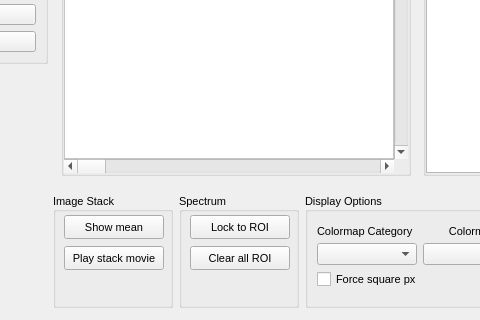
Old version of the form mantis_xray/pagestack.ui in the repository mlerotic/spectromicroscopy; both pictures show x 231 to 711 and y 560 to 880 of the 1024 by 880 pixel window.
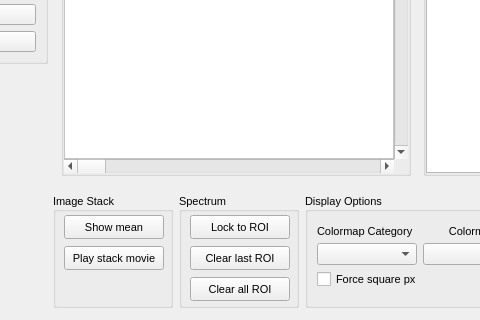
New version of the form. Custom widgets are drawn as their Qt base class.

Commit message: Clear last ROI button added and changed the way spectra are extracted from ROI.

Diff of the .ui file:
```diff
--- a/mantis_xray/pagestack.ui
+++ b/mantis_xray/pagestack.ui
@@ -829,6 +829,19 @@
              </property>
             </widget>
            </item>
+           <item>
+            <widget class="QPushButton" name="button_clearlastroi">
+             <property name="minimumSize">
+              <size>
+               <width>0</width>
+               <height>24</height>
+              </size>
+             </property>
+             <property name="text">
+              <string>Clear last ROI</string>
+             </property>
+            </widget>
+           </item>
            <item>
             <widget class="QPushButton" name="button_clearspecfig">
              <property name="enabled">
@@ -851,22 +864,6 @@
              </property>
             </widget>
            </item>
-           <item>
-            <spacer name="verticalSpacer_4">
-             <property name="orientation">
-              <enum>Qt::Vertical</enum>
-             </property>
-             <property name="sizeType">
-              <enum>QSizePolicy::Fixed</enum>
-             </property>
-             <property name="sizeHint" stdset="0">
-              <size>
-               <width>20</width>
-               <height>32</height>
-              </size>
-             </property>
-            </spacer>
-           </item>
           </layout>
          </item>
         </layout>
```
The commit also changes 2 other files.
